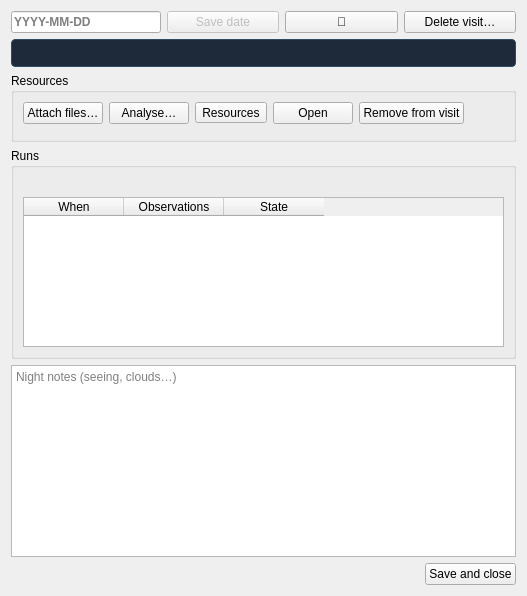
Old version of the form nightscribe/gui/ui/visit_window.ui in the repository irydeo/nightscribe.
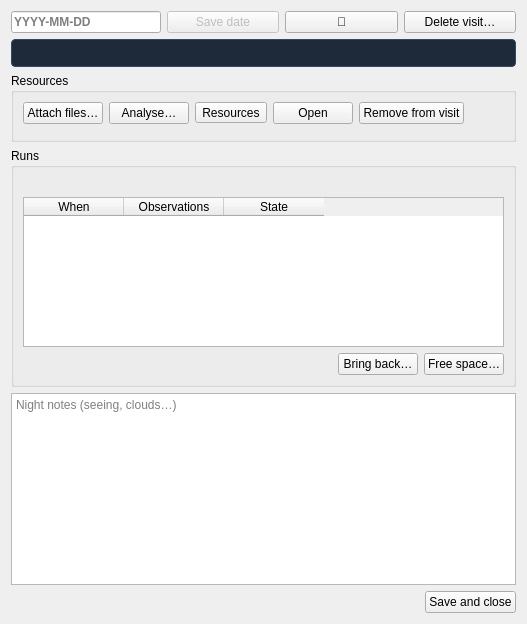
New version of the form.

Commit message: feat(visit): wire the free-space action and never overwrite on restore

```diff
--- a/nightscribe/gui/ui/visit_window.ui
+++ b/nightscribe/gui/ui/visit_window.ui
@@ -65,6 +65,14 @@
         <column><property name="text"><string>Observations</string></property></column>
         <column><property name="text"><string>State</string></property></column>
       </widget></item>
+      <item>
+       <layout class="QHBoxLayout" name="row_free">
+        <item><widget class="QLabel" name="vp_lbl_free"><property name="text"><string/></property><property name="wordWrap"><bool>true</bool></property></widget></item>
+        <item><spacer name="hsp_free"><property name="orientation"><enum>Qt::Horizontal</enum></property><property name="sizeHint" stdset="0"><size><width>40</width><height>20</height></size></property></spacer></item>
+        <item><widget class="QPushButton" name="vp_btn_restore"><property name="text"><string>Bring back…</string></property><property name="toolTip"><string>Move this visit's frames back from procesados/ to where they were. A name already taken is not overwritten: the frame lands next to it</string></property></widget></item>
+        <item><widget class="QPushButton" name="vp_btn_free"><property name="text"><string>Free space…</string></property><property name="toolTip"><string>Move the original frames of the selected run into the project's procesados/ folder. Nothing is deleted, and Bring back undoes it</string></property></widget></item>
+       </layout>
+      </item>
      </layout>
     </widget>
    </item>
```
The commit also changes 8 other files.
